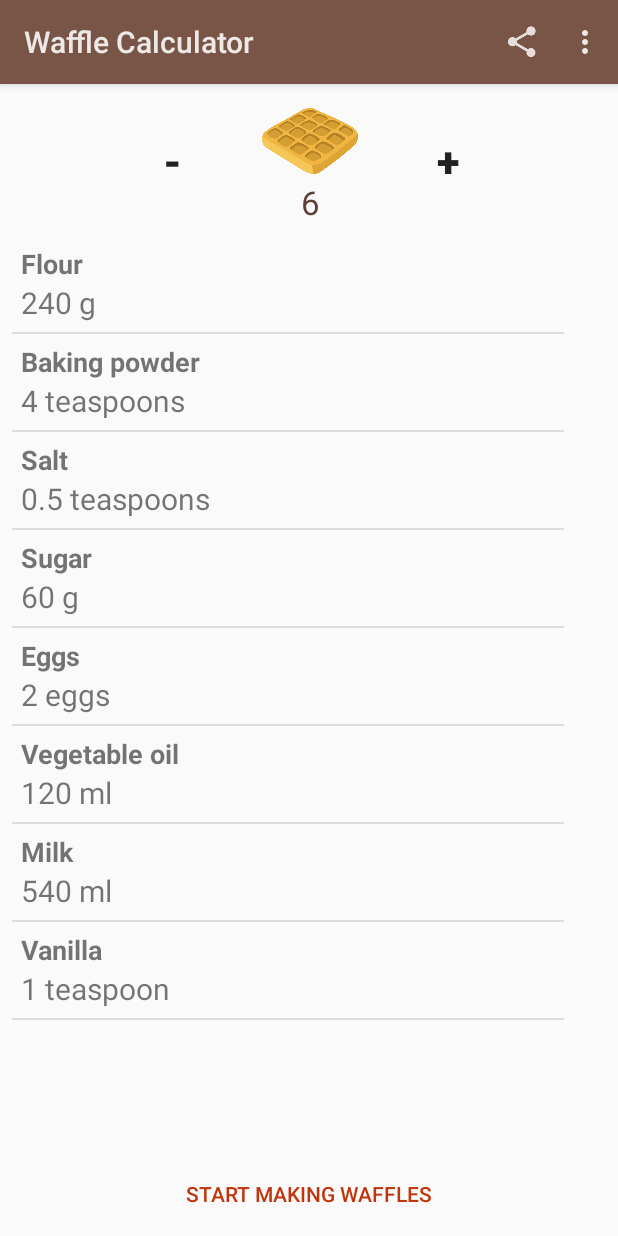
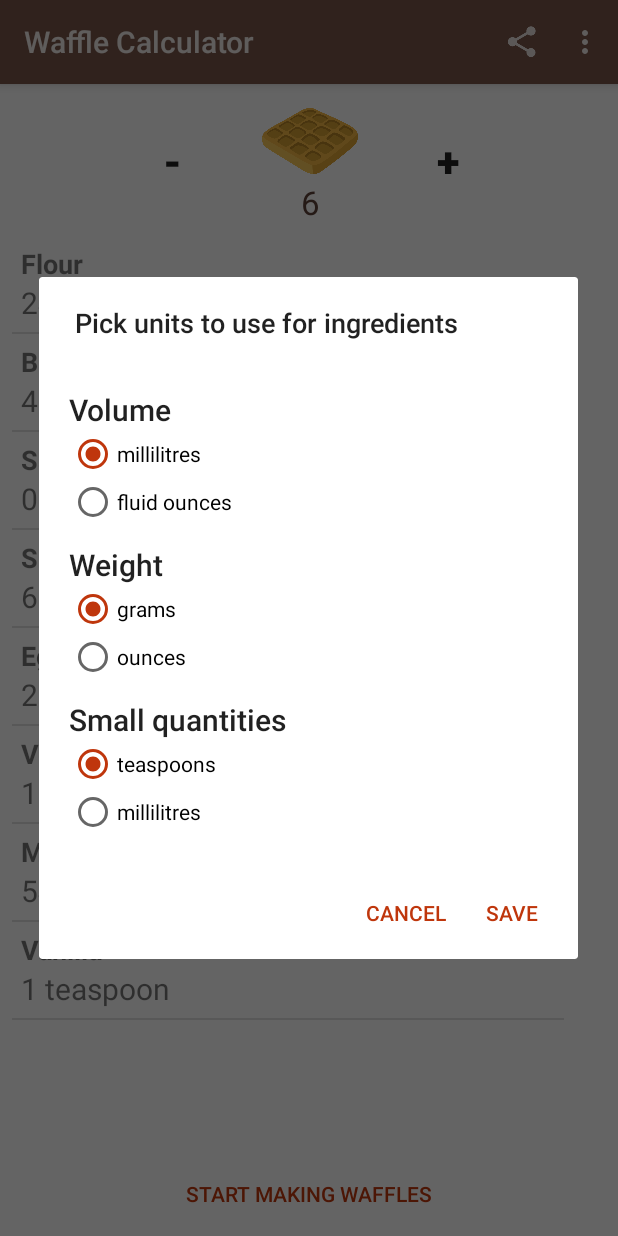
Before and after one commit to lorenzo2897/waffle-calculator-android, an Android app: the screen it shows after launch (MainActivity), in the options menu, after a tap on "Change units", on a phone screen of 412 x 824 dp. Run offline under Robolectric (Android 15) with nearby library versions, the phone set to English and light mode, and no system bars; 1 statement that could not run was skipped.

Commit message:
added units customisation

```diff
--- a/app/src/main/java/io/silvestri/wafflecalculator/MainActivity.java
+++ b/app/src/main/java/io/silvestri/wafflecalculator/MainActivity.java
@@ -2,7 +2,9 @@ package io.silvestri.wafflecalculator;
 
 import android.app.Activity;
 import android.app.AlertDialog;
+import android.content.DialogInterface;
 import android.content.Intent;
+import android.content.SharedPreferences;
 import android.os.Bundle;
 import android.view.Menu;
 import android.view.MenuInflater;
@@ -10,13 +12,16 @@ import android.view.MenuItem;
 import android.view.MotionEvent;
 import android.view.View;
 import android.widget.ListView;
+import android.widget.RadioButton;
 import android.widget.TextView;
 
 import java.lang.reflect.Array;
 import java.util.ArrayList;
+import java.util.prefs.Preferences;
 
 public class MainActivity extends Activity {
 
+	Units units;
 	int wafflesToMake = 6;
 
 	IngredientListAdapter ingredientListAdapter;
@@ -27,9 +32,18 @@ public class MainActivity extends Activity {
 		super.onCreate(savedInstanceState);
 		setContentView(R.layout.activity_main);
 
+		// load from preferences
+		units = new Units();
+		units.loadValues(getSharedPreferences("units", MODE_PRIVATE));
+
+
+		// set up the ingredients list
 		ingredients = new ArrayList<>();
 		ingredientListAdapter = new IngredientListAdapter(this, ingredients);
 		((ListView) findViewById(R.id.ingredientsList)).setAdapter(ingredientListAdapter);
+
+
+		// add event handlers
 
 		findViewById(R.id.waffleCountIncrease).setOnClickListener(new View.OnClickListener() {
 			@Override
@@ -72,6 +86,10 @@ public class MainActivity extends Activity {
 			showAbout();
 			return true;
 		}
+		else if (id == R.id.units) {
+			showUnitSelection();
+			return true;
+		}
 
 		return super.onOptionsItemSelected(item);
 	}
@@ -102,14 +120,51 @@ public class MainActivity extends Activity {
 		waffleCountLabel.setText(String.valueOf(wafflesToMake));
 
 		ingredients.clear();
+
+		if(units.Weight == Units.OUNCES) {
+			ingredients.add(new Ingredient("Flour", 1.41 * wafflesToMake, "ounce", "ounces"));
+		} else {
 			ingredients.add(new Ingredient("Flour", 40 * wafflesToMake, "g", "g"));
+		}
+
+		if(units.Small_qty == Units.MILLILITRES) {
+			ingredients.add(new Ingredient("Baking powder", 4 * wafflesToMake, "ml", "ml"));
+		} else {
 			ingredients.add(new Ingredient("Baking powder", 4.0 / 6.0 * wafflesToMake, "teaspoon", "teaspoons"));
+		}
+
+		if(units.Small_qty == Units.MILLILITRES) {
+			ingredients.add(new Ingredient("Salt", 0.5 * wafflesToMake, "ml", "ml"));
+		} else {
 			ingredients.add(new Ingredient("Salt", 0.5 / 6.0 * wafflesToMake, "teaspoon", "teaspoons"));
+		}
+
+		if(units.Weight == Units.OUNCES) {
+			ingredients.add(new Ingredient("Sugar", 0.353 * wafflesToMake, "ounce", "ounces"));
+		} else {
 			ingredients.add(new Ingredient("Sugar", 10 * wafflesToMake, "g", "g"));
+		}
+
 		ingredients.add(new Ingredient("Eggs", 2.0 / 6 * wafflesToMake, "egg", "eggs", true));
+
+		if(units.Volume == Units.FLUID_OUNCES) {
+			ingredients.add(new Ingredient("Vegetable oil", 0.7 * wafflesToMake, "fl oz", "fl oz"));
+		} else {
 			ingredients.add(new Ingredient("Vegetable oil", 20 * wafflesToMake, "ml", "ml"));
+		}
+
+		if(units.Volume == Units.FLUID_OUNCES) {
+			ingredients.add(new Ingredient("Milk", 3.04 * wafflesToMake, "fl oz", "fl oz"));
+		} else {
 			ingredients.add(new Ingredient("Milk", 90 * wafflesToMake, "ml", "ml"));
+		}
+
+		if(units.Small_qty == Units.MILLILITRES) {
+			ingredients.add(new Ingredient("Vanilla", wafflesToMake, "ml", "ml"));
+		} else {
 			ingredients.add(new Ingredient("Vanilla", 1.0 / 6 * wafflesToMake, "teaspoon", "teaspoons"));
+		}
+
 
 		ingredientListAdapter.notifyDataSetChanged();
 	}
@@ -136,13 +191,46 @@ public class MainActivity extends Activity {
 
 	void showAbout() {
 		AlertDialog.Builder alert = new AlertDialog.Builder(this);
-		alert.setTitle("About waffle calculator");
+		alert.setTitle(R.string.about_waffle_title);
 		alert.setMessage("Waffle calculator is an app for all your waffle-making needs." +
 				"\nCalculate the ingredients and follow an easy step-by-step recipe for some delicious waffles." +
 				"\n\n© 2017 - Lorenzo Silvestri" +
 				"\nSupport: waffles@silvestri.io");
 
-		alert.setPositiveButton("Close", null);
+		alert.setPositiveButton(R.string.close, null);
+
+		alert.show();
+	}
+
+	void showUnitSelection() {
+		AlertDialog.Builder alert = new AlertDialog.Builder(this);
+		alert.setTitle("Pick units to use for ingredients");
+		final View view = getLayoutInflater().inflate(R.layout.modal_units, null);
+		alert.setView(view);
+		alert.setPositiveButton("Save", new DialogInterface.OnClickListener() {
+				@Override
+				public void onClick(DialogInterface dialog, int id) {
+					// change prefs
+					if(((RadioButton) view.findViewById(R.id.vol_ml)).isChecked()) units.Volume = Units.MILLILITRES;
+					if(((RadioButton) view.findViewById(R.id.vol_floz)).isChecked()) units.Volume = Units.FLUID_OUNCES;
+					if(((RadioButton) view.findViewById(R.id.w_g)).isChecked()) units.Weight = Units.GRAMS;
+					if(((RadioButton) view.findViewById(R.id.w_oz)).isChecked()) units.Weight = Units.OUNCES;
+					if(((RadioButton) view.findViewById(R.id.sq_tea)).isChecked()) units.Small_qty = Units.TEASPOONS;
+					if(((RadioButton) view.findViewById(R.id.sq_ml)).isChecked()) units.Small_qty = Units.MILLILITRES;
+					// save prefs
+					units.saveValues(getSharedPreferences("units", MODE_PRIVATE));
+					updateWaffleCounts();
+				}
+			}
+		);
+		alert.setNegativeButton("Cancel", null);
+
+		((RadioButton) view.findViewById(R.id.vol_ml)).setChecked(units.Volume == Units.MILLILITRES);
+		((RadioButton) view.findViewById(R.id.vol_floz)).setChecked(units.Volume == Units.FLUID_OUNCES);
+		((RadioButton) view.findViewById(R.id.w_g)).setChecked(units.Weight == Units.GRAMS);
+		((RadioButton) view.findViewById(R.id.w_oz)).setChecked(units.Weight == Units.OUNCES);
+		((RadioButton) view.findViewById(R.id.sq_tea)).setChecked(units.Small_qty == Units.TEASPOONS);
+		((RadioButton) view.findViewById(R.id.sq_ml)).setChecked(units.Small_qty == Units.MILLILITRES);
 
 		alert.show();
 	}
--- /dev/null
+++ b/app/src/main/java/io/silvestri/wafflecalculator/Units.java
@@ -0,0 +1,33 @@
+package io.silvestri.wafflecalculator;
+
+import android.content.SharedPreferences;
+
+public class Units {
+	public static final String VOLUME = "volume";
+	public static final String WEIGHT = "weight";
+	public static final String SMALL_QTY = "small_qty";
+
+	public static final int MILLILITRES = 0;
+	public static final int FLUID_OUNCES = 1;
+	public static final int GRAMS = 2;
+	public static final int OUNCES = 3;
+	public static final int TEASPOONS = 4;
+
+	public int Volume;
+	public int Weight;
+	public int Small_qty;
+
+	void loadValues(SharedPreferences prefs) {
+		Volume = prefs.getInt(Units.VOLUME, Units.MILLILITRES);
+		Weight = prefs.getInt(Units.WEIGHT, Units.GRAMS);
+		Small_qty = prefs.getInt(Units.SMALL_QTY, Units.TEASPOONS);
+	}
+
+	void saveValues(SharedPreferences prefs) {
+		SharedPreferences.Editor editor = prefs.edit();
+		editor.putInt(Units.VOLUME, Volume);
+		editor.putInt(Units.WEIGHT, Weight);
+		editor.putInt(Units.SMALL_QTY, Small_qty);
+		editor.apply();
+	}
+}
--- /dev/null
+++ b/app/src/main/res/layout/modal_units.xml
@@ -0,0 +1,93 @@
+<?xml version="1.0" encoding="utf-8"?>
+<LinearLayout xmlns:android="http://schemas.android.com/apk/res/android"
+              android:orientation="vertical"
+              android:layout_width="match_parent"
+              android:layout_height="match_parent"
+              android:padding="20dp"
+              android:weightSum="1">
+
+    <TextView
+        android:id="@+id/textView"
+        android:layout_width="match_parent"
+        android:layout_height="wrap_content"
+        android:layout_marginTop="12dp"
+        android:text="Volume"
+        android:textAppearance="@android:style/TextAppearance.Material.Title"/>
+
+    <RadioGroup
+        android:layout_width="match_parent"
+        android:layout_height="wrap_content">
+
+        <RadioButton
+            android:id="@+id/vol_ml"
+            android:layout_width="match_parent"
+            android:layout_height="wrap_content"
+            android:layout_weight="1"
+            android:text="millilitres"/>
+
+        <RadioButton
+            android:id="@+id/vol_floz"
+            android:layout_width="match_parent"
+            android:layout_height="wrap_content"
+            android:layout_weight="1"
+            android:text="fluid ounces"/>
+
+    </RadioGroup>
+
+    <TextView
+        android:id="@+id/textView2"
+        android:layout_width="match_parent"
+        android:layout_height="wrap_content"
+        android:layout_marginTop="12dp"
+        android:text="Weight"
+        android:textAppearance="@android:style/TextAppearance.Material.Title"/>
+
+    <RadioGroup
+        android:layout_width="match_parent"
+        android:layout_height="wrap_content">
+
+        <RadioButton
+            android:id="@+id/w_g"
+            android:layout_width="match_parent"
+            android:layout_height="wrap_content"
+            android:layout_weight="1"
+            android:text="grams"/>
+
+        <RadioButton
+            android:id="@+id/w_oz"
+            android:layout_width="match_parent"
+            android:layout_height="wrap_content"
+            android:layout_weight="1"
+            android:text="ounces"/>
+
+    </RadioGroup>
+
+    <TextView
+        android:id="@+id/textView4"
+        android:layout_width="match_parent"
+        android:layout_height="wrap_content"
+        android:layout_marginTop="12dp"
+        android:text="Small quantities"
+        android:textAppearance="@android:style/TextAppearance.Material.Title"/>
+
+    <RadioGroup
+        android:layout_width="match_parent"
+        android:layout_height="wrap_content">
+
+        <RadioButton
+            android:id="@+id/sq_tea"
+            android:layout_width="match_parent"
+            android:layout_height="wrap_content"
+            android:layout_weight="1"
+            android:text="teaspoons"/>
+
+        <RadioButton
+            android:id="@+id/sq_ml"
+            android:layout_width="match_parent"
+            android:layout_height="wrap_content"
+            android:layout_weight="1"
+            android:text="millilitres"/>
+
+    </RadioGroup>
+
+</LinearLayout>
--- a/app/src/main/res/values/strings.xml
+++ b/app/src/main/res/values/strings.xml
@@ -8,4 +8,6 @@
     <string name="section_format">Hello World from section: %1$d</string>
     <string name="swipe_for_next_step"><![CDATA[Swipe for the next step >]]></string>
     <string name="share_using">Export ingredients</string>
+    <string name="close">Close</string>
+    <string name="about_waffle_title">About waffle calculator</string>
 </resources>
```
Lines whose indentation alone changed are shown as unchanged.
